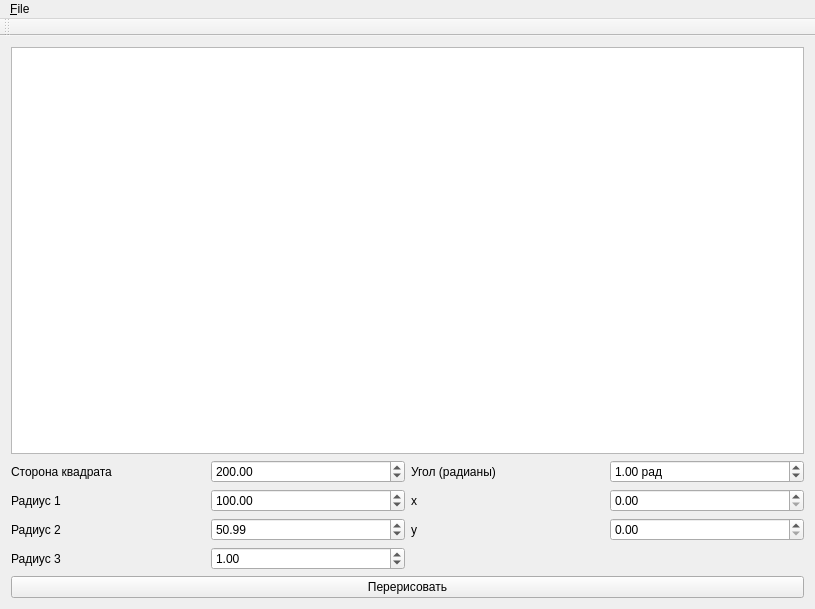
Old version of the form mainwindow.ui in the repository MIEMHSE/labworks-graphics2d-2014.
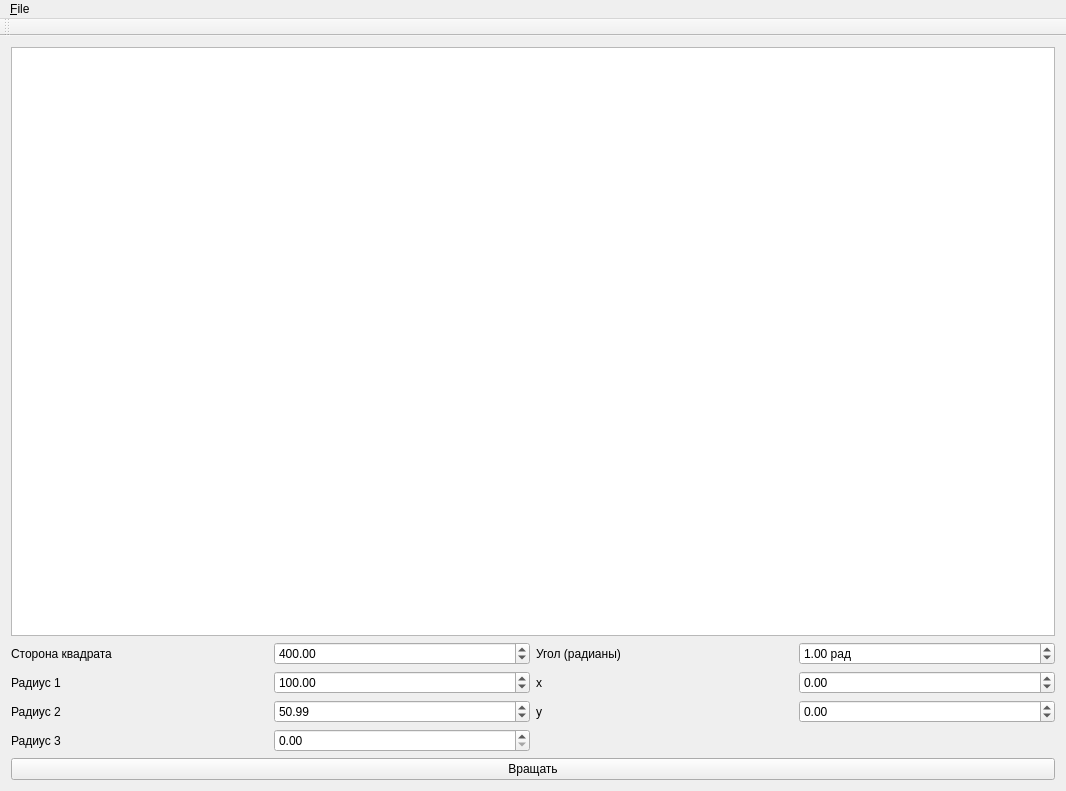
New version of the form.

What changed in the file:
```diff
--- a/mainwindow.ui
+++ b/mainwindow.ui
@@ -6,8 +6,8 @@
    <rect>
     <x>0</x>
     <y>0</y>
-    <width>815</width>
-    <height>609</height>
+    <width>1066</width>
+    <height>791</height>
    </rect>
   </property>
   <property name="windowTitle">
@@ -31,7 +31,14 @@
     <item>
      <layout class="QGridLayout" name="gridLayout">
       <item row="4" column="3">
-       <widget class="QDoubleSpinBox" name="boxY"/>
+       <widget class="QDoubleSpinBox" name="boxY">
+        <property name="minimum">
+         <double>-10000.000000000000000</double>
+        </property>
+        <property name="maximum">
+         <double>10000.000000000000000</double>
+        </property>
+       </widget>
       </item>
       <item row="0" column="2">
        <widget class="QLabel" name="label">
@@ -64,7 +71,14 @@
        </widget>
       </item>
       <item row="2" column="3">
-       <widget class="QDoubleSpinBox" name="boxX"/>
+       <widget class="QDoubleSpinBox" name="boxX">
+        <property name="minimum">
+         <double>-10000.000000000000000</double>
+        </property>
+        <property name="maximum">
+         <double>1000.000000000000000</double>
+        </property>
+       </widget>
       </item>
       <item row="0" column="0">
        <widget class="QLabel" name="label_4">
@@ -85,7 +99,7 @@
          <double>1000.000000000000000</double>
         </property>
         <property name="value">
-         <double>200.000000000000000</double>
+         <double>400.000000000000000</double>
         </property>
        </widget>
       </item>
@@ -140,7 +154,7 @@
       <item row="5" column="1">
        <widget class="QDoubleSpinBox" name="boxRad3">
         <property name="value">
-         <double>1.000000000000000</double>
+         <double>0.000000000000000</double>
         </property>
        </widget>
       </item>
@@ -149,7 +163,7 @@
     <item>
      <widget class="QPushButton" name="cmdRepaint">
       <property name="text">
-       <string>Перерисовать</string>
+       <string>Вращать</string>
       </property>
      </widget>
     </item>
@@ -160,7 +174,7 @@
     <rect>
      <x>0</x>
      <y>0</y>
-     <width>815</width>
+     <width>1066</width>
      <height>21</height>
     </rect>
    </property>
```
Left out of the diff: 4 changed lines with no effect on the pictures.
